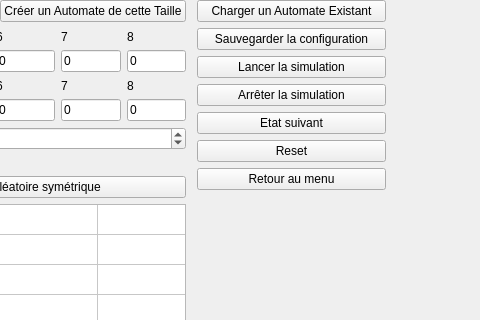
Above: automate_2d.ui from artemisart/lo21-gameoflife before the change; both pictures show x 523 to 1003 and y 0 to 320 of the 1003 by 910 pixel window. Below: the same form after it.
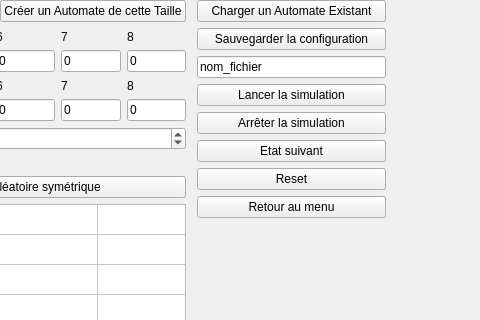
That is the form after the change.

```diff
--- a/automate_2d.ui
+++ b/automate_2d.ui
@@ -40,6 +40,13 @@
       </property>
      </widget>
     </item>
+    <item>
+     <widget class="QLineEdit" name="name_file">
+      <property name="text">
+       <string>nom_fichier</string>
+      </property>
+     </widget>
+    </item>
     <item>
      <widget class="QPushButton" name="run">
       <property name="text">
```
